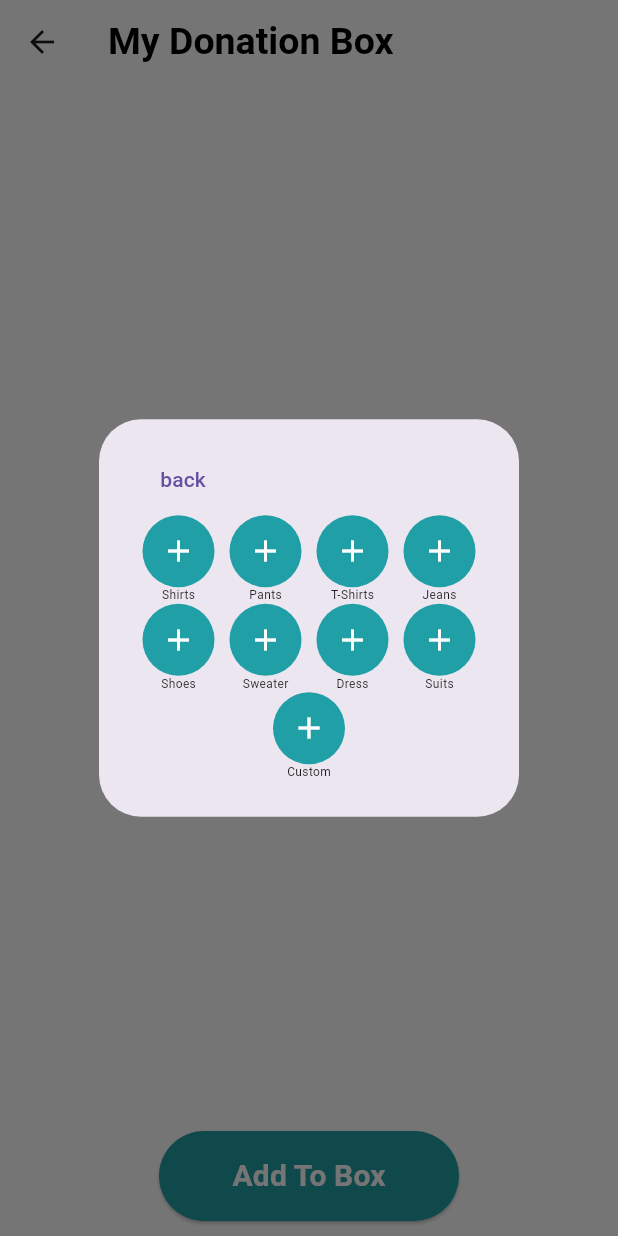
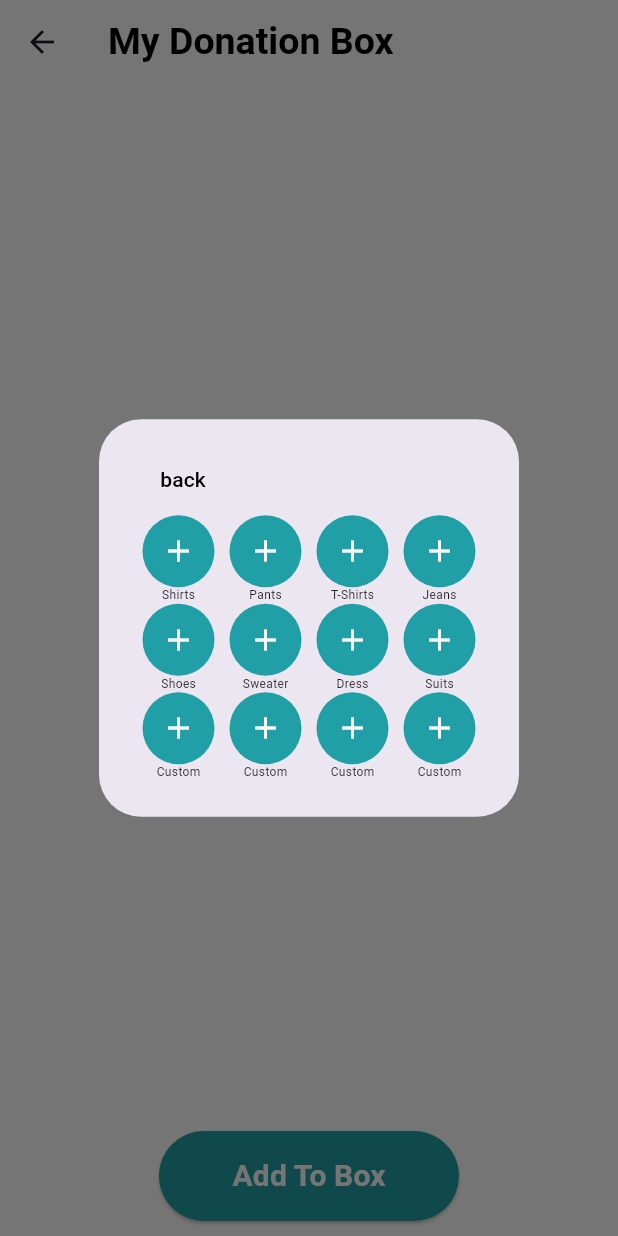
Before and after one commit to opencodeiiita/Donation-App, a Flutter app: the MyDonationBox screen opened directly, after a tap on "Add To Box", on a phone screen of 412 x 824 dp. Run offline on Flutter 3.47's test engine with Material 3 defaults, Android fonts, the phone set to English and light mode, and no system bars; our stand-ins replace animated_splash_screen, cloud_firestore, firebase_auth, firebase_core, firebase_storage, fluttertoast and 6 more; accounts and stored records are empty; network calls fail.

Commit message:
improved donation cart experience

```diff
--- a/lib/donationcart/iconbutton.dart
+++ b/lib/donationcart/iconbutton.dart
@@ -5,7 +5,8 @@ import 'list_cart_item.dart';
 import '../feedPage.dart';
 
 class IconB extends StatelessWidget {
-  const IconB({super.key, required this.name, required this.ic});
+  const IconB({super.key, required this.name, required this.ic, required this.press});
+  final VoidCallback press;
   final String name;
   final IconData ic;
   @override
@@ -23,10 +24,7 @@ class IconB extends StatelessWidget {
             color: tealLikeColor,
           ),
           child: IconButton(
-              onPressed: (){
-                cart.add(CartItem(itemname: name));
-                Navigator.pop;
-              },
+              onPressed: press,
               icon: Icon(ic, color: Colors.white)),
         ),
         Text(name,style: TextStyle(fontSize: 8),),
--- a/lib/donationcart/item_card.dart
+++ b/lib/donationcart/item_card.dart
@@ -9,7 +9,7 @@ class CartItem extends StatefulWidget {
 }
 
 class _CartItemState extends State<CartItem> {
-  int count=0;
+  int count=1;
 
   @override
   Widget build(BuildContext context) {
@@ -21,7 +21,9 @@ class _CartItemState extends State<CartItem> {
             child: Container(
               child: Row(
                 children: [
-                  IconButton(onPressed: (){}, icon: const Icon(Icons.close)),
+                  IconButton(
+                    onPressed: (){},
+                    icon: const Icon(Icons.close)),
                   Text(
                     widget.itemname,
                     style: TextStyle(
--- a/lib/donationcart/list_cart_item.dart
+++ b/lib/donationcart/list_cart_item.dart
@@ -3,3 +3,5 @@ import 'item_card.dart';
 
 
 List<CartItem> cart=[];
+
+var map_item={'Shirts': 0,'Pants': 0,'T-Shirts': 0,'Jeans': 0,'Shoes': 0,'Sweeter': 0,'Dress': 0,'Suits': 0,'Custom': 0};
--- a/lib/donationcart/mydonationbox.dart
+++ b/lib/donationcart/mydonationbox.dart
@@ -12,7 +12,12 @@ class MyDonationBox extends StatefulWidget {
 }
 
 class _MyDonationBoxState extends State<MyDonationBox> {
-
+  void fun(String type){
+    if( map_item[type]==0){
+      cart.add(CartItem(itemname: type));
+      map_item[type]=1;
+    }
+  }
 
   @override
   Widget build(BuildContext context) {
@@ -23,6 +28,13 @@ class _MyDonationBoxState extends State<MyDonationBox> {
           appBar: AppBar(
             title: const Text("My Donation Box", style: TextStyle(color: Colors.black, fontSize: 25.0, fontWeight: FontWeight.w600),),
             leading: BackButton(),
+            actions: [cart.length!=0?TextButton(
+              onPressed: (){},
+                child: Text("confirm",
+                  style: TextStyle(color: Colors.black),
+                ),
+              ):Text(''),
+            ],
             backgroundColor: Colors.white,
           ),
           body: cart.length!=0?SingleChildScrollView(
@@ -81,29 +93,32 @@ class _MyDonationBoxState extends State<MyDonationBox> {
                                         });
                                         Navigator.pop(context);
                                       },
-                                      child: Text('back'),
+                                      child: Text('back',style: TextStyle(color: Colors.black),),
                                   ),
                                 ],
                               ),
-                              const Row(
+                              Row(
                                 children: [
-                                  Expanded(child: IconB(name: "Shirts",ic: Icons.add,)),
-                                  Expanded(child: IconB(name: "Pants",ic: Icons.add,)),
-                                  Expanded(child: IconB(name: "T-Shirts",ic: Icons.add,)),
-                                  Expanded(child: IconB(name: "Jeans",ic: Icons.add,)),
+                                  Expanded(child: IconB(name: "Shirts",ic: Icons.add,press: (){setState(() {fun("Shirts");});})),
+                                  Expanded(child: IconB(name: "Pants",ic: Icons.add,press: (){setState(() {fun("Pants");});})),
+                                  Expanded(child: IconB(name: "T-Shirts",ic: Icons.add,press: (){setState(() {fun("T-Shirts");});})),
+                                  Expanded(child: IconB(name: "Jeans",ic: Icons.add,press: (){setState(() {fun("Jeans");});})),
                                 ],
                               ),
-                              const Row(
+                              Row(
                                 children: [
-                                  Expanded(child: IconB(name: "Shoes",ic: Icons.add,)),
-                                  Expanded(child: IconB(name: "Sweater",ic: Icons.add,)),
-                                  Expanded(child: IconB(name: "Dress",ic: Icons.add,)),
-                                  Expanded(child: IconB(name: "Suits",ic: Icons.add,)),
+                                  Expanded(child: IconB(name: "Shoes",ic: Icons.add,press: (){setState(() {fun("Shoes");});})),
+                                  Expanded(child: IconB(name: "Sweater",ic: Icons.add,press: (){setState(() {fun("Sweeter");});})),
+                                  Expanded(child: IconB(name: "Dress",ic: Icons.add,press: (){setState(() {fun("Dress");});})),
+                                  Expanded(child: IconB(name: "Suits",ic: Icons.add,press: (){setState(() {fun("Suits");});})),
                                 ],
                               ),
-                              const Row(
+                              Row(
                                 children: [
-                                  Expanded(child: IconB(name: "Custom",ic: Icons.add,)),
+                                  Expanded(child: IconB(name: "Custom",ic: Icons.add,press: (){setState(() {fun("Custom");});})),
+                                  Expanded(child: IconB(name: "Custom",ic: Icons.add,press: (){setState(() {fun("Custom");});})),
+                                  Expanded(child: IconB(name: "Custom",ic: Icons.add,press: (){setState(() {fun("Custom");});})),
+                                  Expanded(child: IconB(name: "Custom",ic: Icons.add,press: (){setState(() {fun("Custom");});})),
                                 ],
                               ),
                             ],
--- a/lib/hamburgerMenu.dart
+++ b/lib/hamburgerMenu.dart
@@ -1,5 +1,6 @@
 
 import 'package:donation_app/create_fund_page.dart';
+import 'package:donation_app/donationcart/mydonationbox.dart';
 import 'package:donation_app/donations_fragment.dart';
 import 'package:donation_app/help_faq_page.dart';
 import 'package:donation_app/historypage.dart';
@@ -136,11 +137,11 @@ class hamburgerMenu extends StatelessWidget {
                 onPressed: (){
                   Navigator.push(
                     context,
-                    MaterialPageRoute(builder: (context) => DonationsFragment()),
+                    MaterialPageRoute(builder: (context) => MyDonationBox()),
                   );
                 },
                 child: const Text(
-                  'Donations',
+                  'Donate',
                   style: TextStyle(
                     fontSize: 16,
                     color: whiteg,
--- a/lib/main.dart
+++ b/lib/main.dart
@@ -21,8 +21,8 @@ void main() async {
   WidgetsFlutterBinding.ensureInitialized();
   await Firebase.initializeApp(options: DefaultFirebaseOptions.currentPlatform);
   runApp(const MaterialApp(
-    // home: Splash_Screen(),
-    home: MyDonationBox(),
+    home: Splash_Screen(),
+    // home: MyDonationBox(),
     debugShowCheckedModeBanner: false,
   ));
 }
```
Also changed, not shown: lib/DonationDetails.dart (+8 -8 lines), lib/feedPage.dart (+12 -1 lines).
